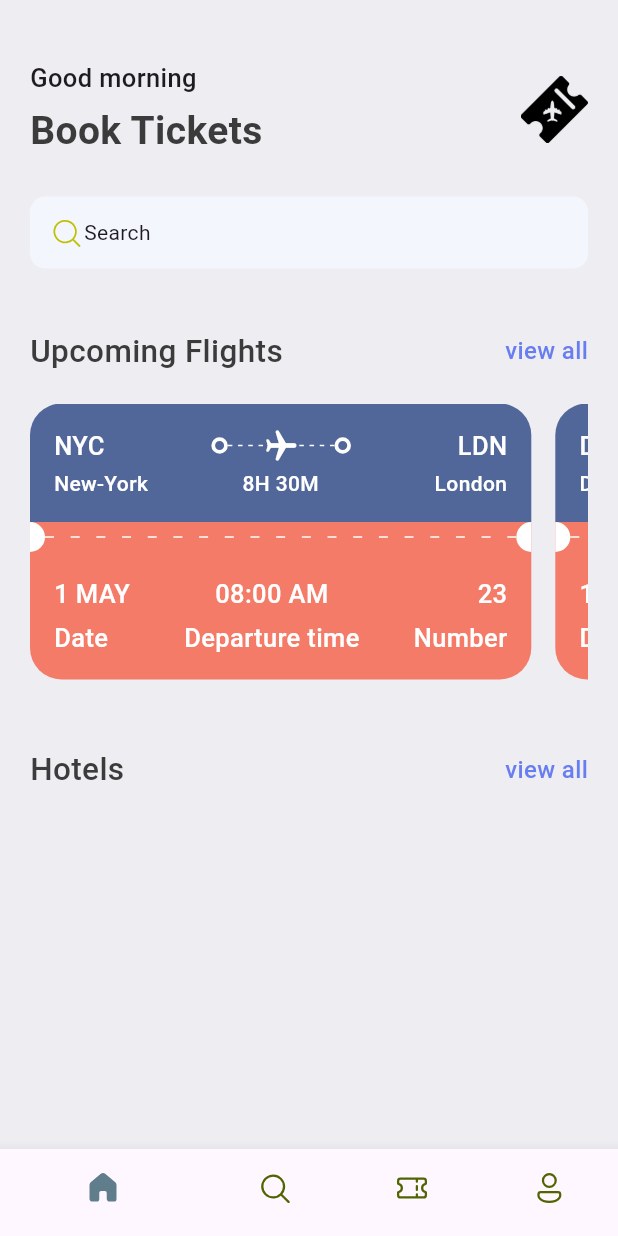
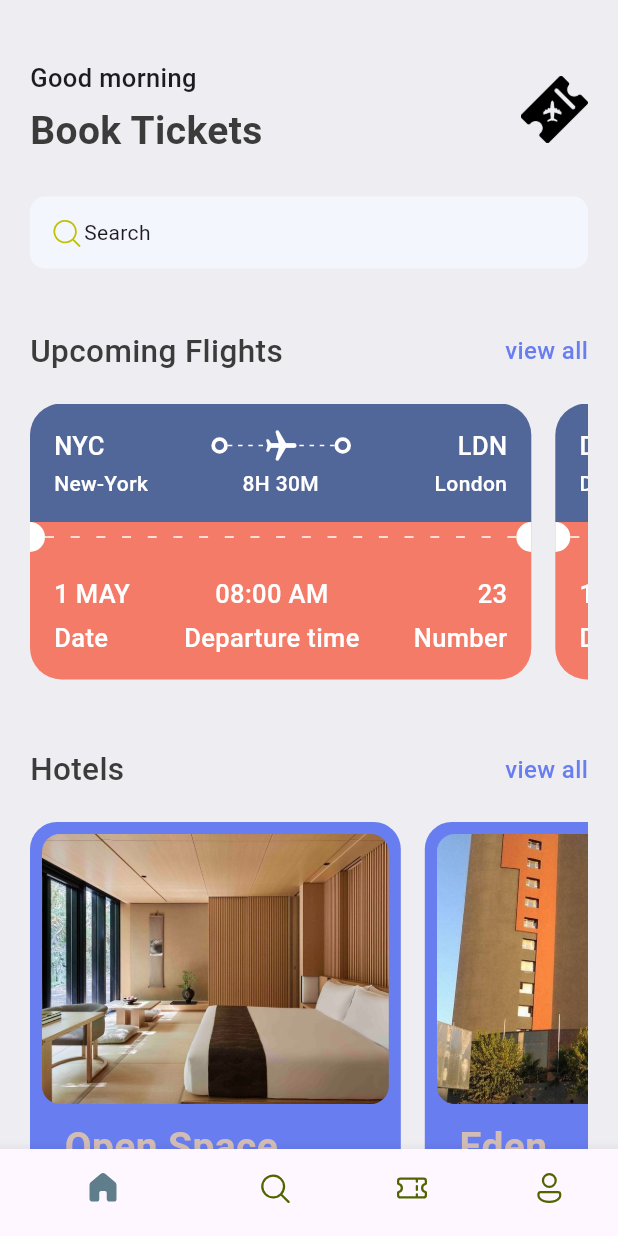
Before and after one commit to KADDOURISAAD/Tickets_app, a Flutter app: the screen it shows after launch, on a phone screen of 412 x 824 dp. Run offline on Flutter 3.47's test engine with Material 3 defaults, Android fonts, the phone set to English and light mode, and no system bars; our stand-ins replace fluentui_system_icons.

Commit message:
inistial commit

```diff
--- a/lib/base/bottom_nav_bar.dart
+++ b/lib/base/bottom_nav_bar.dart
@@ -2,7 +2,7 @@ import 'package:fluentui_system_icons/fluentui_system_icons.dart';
 import 'package:flutter/cupertino.dart';
 import 'package:flutter/material.dart';
 
-import '../screens/home_screen.dart';
+import '../screens/home/home_screen.dart';
 
 class BottomNavBar extends StatefulWidget {
   const BottomNavBar({super.key});
--- a/lib/base/res/media.dart
+++ b/lib/base/res/media.dart
@@ -1,4 +1,6 @@
 class AppMedia {
   static const _baseImage = "assets/images";
   static const logo = '$_baseImage/logo.png';
+  static const hotelRoom = '$_baseImage/hotel_room.jpg';
+
 }
--- a/lib/base/res/styles/app_styles.dart
+++ b/lib/base/res/styles/app_styles.dart
@@ -8,6 +8,7 @@ class AppStyles {
   static Color bgColor = const Color(0xFFeeedf2);
   static Color ticketBlue = const Color(0xFF526799);
   static Color ticketOrange = const Color(0xFFF37B67);
+  static Color kakiColor = const Color(0xFFd2bdb6);
 
   static TextStyle textStyle =
   TextStyle(fontSize: 16, fontWeight: FontWeight.w500, color: textColor);
--- a/lib/base/utils/app_json.dart
+++ b/lib/base/utils/app_json.dart
@@ -224,3 +224,23 @@ List<Map<String, dynamic>> ticketList = [
     "number": 19
   }
 ];
+List<Map<String, dynamic>> hotelList = [
+  {
+    'image': 'hotel_room.jpg',
+    'place': 'Open Space',
+    'destination': 'London',
+    'price': 25
+  },
+  {
+    'image': 'two.jpg',
+    'place': 'Eden',
+    'destination': 'Sidi Bel Abbes',
+    'price': 40
+  },
+  {
+    'image': 'three.jpg',
+    'place': 'Tallest Building',
+    'destination': 'Dubai',
+    'price': 68
+  },
+];
--- a/lib/base/widgets/app_double_text.dart
+++ b/lib/base/widgets/app_double_text.dart
@@ -1,6 +1,6 @@
 import 'package:flutter/material.dart';
 import 'package:ticket_app/base/res/styles/app_styles.dart';
-import 'package:ticket_app/screens/all_tickets.dart';
+import 'package:ticket_app/screens/home/all_tickets.dart';
 
 class AppDoubleText extends StatelessWidget {
   const AppDoubleText({super.key, required this.bigText, required this.smallText, required this.func});
--- a/lib/main.dart
+++ b/lib/main.dart
@@ -1,5 +1,6 @@
 import 'package:flutter/material.dart';
-import 'package:ticket_app/screens/all_tickets.dart';
+import 'package:ticket_app/screens/home/all_hotels.dart';
+import 'package:ticket_app/screens/home/all_tickets.dart';
 
 import 'base/bottom_nav_bar.dart';
 
@@ -17,6 +18,7 @@ class MyApp extends StatelessWidget {
       routes: {
         "/": (context) => const BottomNavBar(),
         "/all_tickets" : (context) => const AllTickets(),
+        "/all_hotels" : (context) => const AllHotels(),
       },
     );
   }
--- /dev/null
+++ b/lib/screens/home/all_hotels.dart
@@ -0,0 +1,31 @@
+import 'package:flutter/material.dart';
+import 'package:ticket_app/screens/home/widgets/hotel.dart';
+
+import '../../base/utils/app_json.dart';
+import '../../base/widgets/ticket_view.dart';
+
+class AllHotels extends StatelessWidget {
+  const AllHotels({super.key});
+
+  @override
+  Widget build(BuildContext context) {
+    return Scaffold(
+      appBar: AppBar(
+        title: const Text("All tickets"),
+      ),
+      body: ListView(
+        children: [
+          SingleChildScrollView(
+            child: Container(
+              margin: const EdgeInsets.only(bottom: 20),
+              child: Column(
+              children:  hotelList.map((singleHotel) => Hotel(hotel:singleHotel)
+                  ).toList(),
+              ),
+            ),
+          )
+        ],
+      ),
+    );
+  }
+}
--- a/lib/screens/all_tickets.dart
+++ b/lib/screens/home/all_tickets.dart
@@ -1,7 +1,7 @@
 import 'package:flutter/material.dart';
 
-import '../base/utils/app_json.dart';
-import '../base/widgets/ticket_view.dart';
+import '../../base/utils/app_json.dart';
+import '../../base/widgets/ticket_view.dart';
 
 class AllTickets extends StatelessWidget {
   const AllTickets({super.key});
--- a/lib/screens/home_screen.dart
+++ b/lib/screens/home/home_screen.dart
@@ -6,8 +6,10 @@ import 'package:ticket_app/base/res/media.dart';
 import 'package:ticket_app/base/res/styles/app_styles.dart';
 import 'package:ticket_app/base/widgets/app_double_text.dart';
 import 'package:ticket_app/base/widgets/ticket_view.dart';
+import 'package:ticket_app/screens/home/widgets/hotel.dart';
 
-import '../base/utils/app_json.dart';
+
+import '../../base/utils/app_json.dart';
 
 class HomeScreen extends StatelessWidget {
   const HomeScreen({super.key});
@@ -29,6 +31,7 @@ class HomeScreen extends StatelessWidget {
           Container(
             padding: const EdgeInsets.symmetric(horizontal: 20),
             child: Column(
+              crossAxisAlignment: CrossAxisAlignment.start,
               children: [
                 Row(
                   mainAxisAlignment: MainAxisAlignment.spaceBetween,
@@ -101,11 +104,22 @@ class HomeScreen extends StatelessWidget {
                 const SizedBox(
                   height: 40,
                 ),
-                 AppDoubleText(
+                AppDoubleText(
                   bigText: "Hotels",
                   smallText: "view all",
-                   func: () {} ,
+                   func: () => Navigator.pushNamed(context, "/all_hotels") ,
                 ),
+                const SizedBox(
+                  height: 20,
+                ),
+                  SingleChildScrollView(
+                  scrollDirection: Axis.horizontal,
+                    child: Row(
+                      children: hotelList.map((singleHotel) => Hotel(hotel:singleHotel)
+                      ).toList(),
+                    ),
+                ),
+
               ],
             ),
           ),
--- /dev/null
+++ b/lib/screens/home/widgets/hotel.dart
@@ -0,0 +1,71 @@
+import 'package:flutter/material.dart';
+import 'package:ticket_app/base/res/media.dart';
+import 'package:ticket_app/base/res/styles/app_styles.dart';
+
+class Hotel extends StatelessWidget {
+  final Map<String, dynamic> hotel;
+  const Hotel({super.key, required this.hotel});
+
+  @override
+  Widget build(BuildContext context) {
+    final size =MediaQuery.of(context).size;
+    return Container(
+      padding: const EdgeInsets.all(8.0),
+      width: size.width*0.6,
+      height: 350,
+      margin:  const EdgeInsets.only(right: 16 ),
+      decoration: BoxDecoration(
+        color: AppStyles.primaryColor,
+        borderRadius: BorderRadius.circular(18),
+      ),
+      child: Column(
+        // horizontal
+        crossAxisAlignment: CrossAxisAlignment.start,
+        children: [
+          Container(
+            height: 180,
+            decoration: BoxDecoration(
+              color: AppStyles.primaryColor,
+              borderRadius: BorderRadius.circular(12),
+              image:  DecorationImage(
+                fit: BoxFit.cover,
+                  image: AssetImage(
+                "assets/images/${hotel['image']}"
+              )),
+            ),
+          ),
+          const SizedBox(height: 10,),
+          Padding(
+            padding: const EdgeInsets.only(left: 15),
+            child: Text(
+              hotel['place'],
+              style: AppStyles.headlineStyle1.copyWith(
+                color: AppStyles.kakiColor,
+              ),
+            ),
+          ),
+          const SizedBox(height: 5,),
+          Padding(
+            padding: const EdgeInsets.only(left: 15),
+            child: Text(
+              hotel['destination'],
+              style: AppStyles.headlineStyle3.copyWith(
+                color: Colors.white,
+              ),
+            ),
+          ),
+          const SizedBox(height: 5,),
+          Padding(
+            padding: const EdgeInsets.only(left: 15),
+            child: Text(
+              "\$${hotel['price']}/night",
+              style: AppStyles.headlineStyle1.copyWith(
+                color: AppStyles.kakiColor,
+              ),
+            ),
+          ),
+        ],
+      ),
+    );
+  }
+}
```
Also changed, not shown: assets/images/hotel_room.jpg (added), assets/images/one.jpg (added), assets/images/three.jpg (added), assets/images/two.jpg (added), lib/screens/search/search_screen.dart (added).
